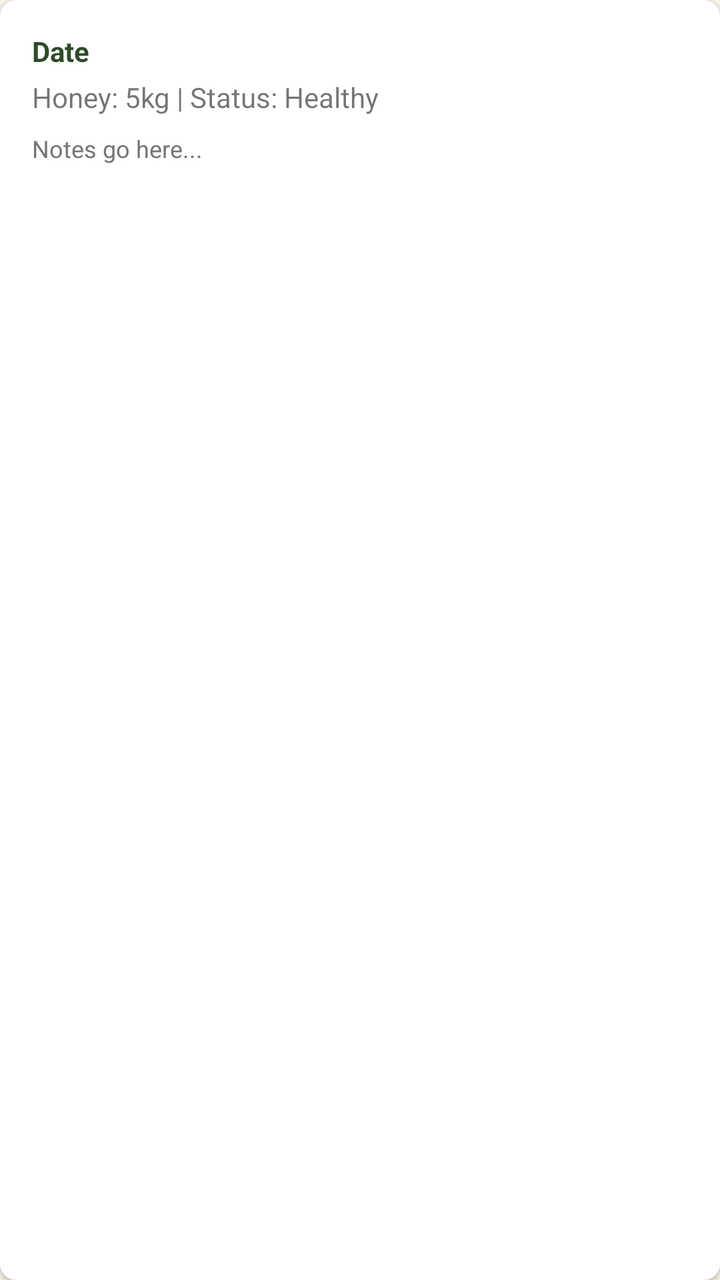
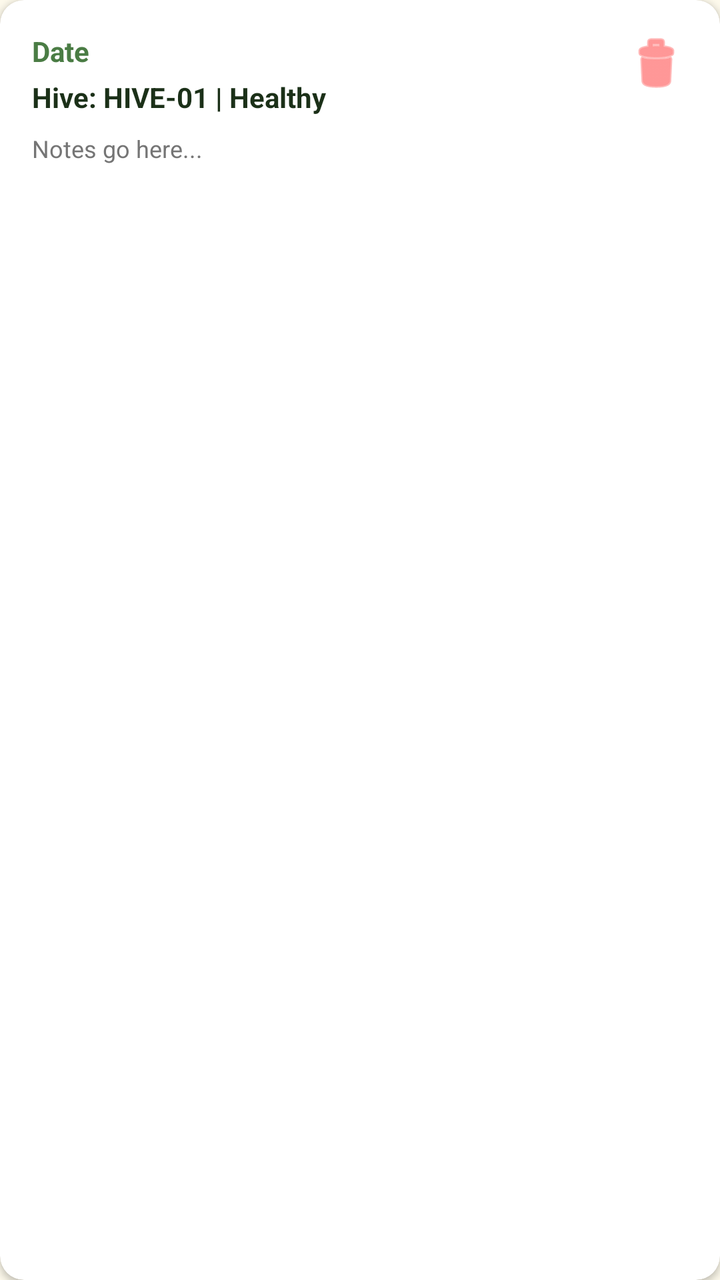

An Android layout rendered at two revisions. The XML below is the earlier revision; the diff shows what the commit changed to produce the second picture.
<!-- AndroidManifest.xml: application theme Theme.MadhuSiri -->
<!-- res/layout/item_health_report.xml -->
<?xml version="1.0" encoding="utf-8"?>
<androidx.cardview.widget.CardView xmlns:android="http://schemas.android.com/apk/res/android"
    xmlns:app="http://schemas.android.com/apk/res-auto"
    android:layout_width="match_parent"
    android:layout_height="wrap_content"
    android:layout_margin="8dp"
    app:cardCornerRadius="8dp"
    app:cardElevation="2dp">

    <LinearLayout
        android:layout_width="match_parent"
        android:layout_height="wrap_content"
        android:orientation="vertical"
        android:padding="16dp">

        <TextView
            android:id="@+id/tvDate"
            android:layout_width="wrap_content"
            android:layout_height="wrap_content"
            android:text="Date"
            android:textStyle="bold"
            android:textColor="@color/dark_green"/>

        <TextView
            android:id="@+id/tvStats"
            android:layout_width="match_parent"
            android:layout_height="wrap_content"
            android:text="Honey: 5kg | Status: Healthy"
            android:layout_marginTop="4dp"/>

        <TextView
            android:id="@+id/tvNotes"
            android:layout_width="match_parent"
            android:layout_height="wrap_content"
            android:text="Notes go here..."
            android:textSize="12sp"
            android:layout_marginTop="8dp"
            android:textColor="#757575"/>
    </LinearLayout>
</androidx.cardview.widget.CardView>
<!-- resources referenced by this layout -->
<resources>
  <color name="dark_green">#2E4B28</color>
  <style name="Theme.MadhuSiri" parent="Theme.MaterialComponents.Light.NoActionBar">
          
          <item name="colorPrimary">@color/primary_green</item>
          <item name="colorPrimaryVariant">@color/primary_dark</item>
          <item name="colorOnPrimary">@color/white</item>
          
          <item name="colorSecondary">@color/honey_yellow</item>
          <item name="colorSecondaryVariant">@color/honey_orange</item>
          <item name="colorOnSecondary">@color/black</item>
          
          <item name="android:statusBarColor">@color/primary_dark</item>
          
          <item name="android:windowBackground">@color/background_cream</item>
  
          <item name="cardViewStyle">@style/CustomCardView</item>
      </style>
  <color name="primary_green">#4A7C44</color>
  <color name="primary_dark">#2E4B28</color>
  <color name="white">#FFFFFFFF</color>
  <color name="honey_yellow">#FFC107</color>
  <color name="honey_orange">#FF9800</color>
  <color name="black">#FF000000</color>
  <color name="background_cream">#FDF9EB</color>
  <style name="CustomCardView" parent="Widget.MaterialComponents.CardView">
          <item name="cardCornerRadius">16dp</item>
          <item name="cardElevation">2dp</item>
          <item name="cardBackgroundColor">@color/card_bg</item>
      </style>
  <color name="card_bg">#FFFFFF</color>
</resources>

<!-- the commit's change to res/layout/item_health_report.xml (unified diff, before → after) -->
@@ -4,13 +4,12 @@
     android:layout_width="match_parent"
     android:layout_height="wrap_content"
     android:layout_margin="8dp"
-    app:cardCornerRadius="8dp"
+    app:cardCornerRadius="12dp"
     app:cardElevation="2dp">
 
-    <LinearLayout
+    <RelativeLayout
         android:layout_width="match_parent"
         android:layout_height="wrap_content"
-        android:orientation="vertical"
         android:padding="16dp">
 
         <TextView
@@ -19,22 +18,36 @@
             android:layout_height="wrap_content"
             android:text="Date"
             android:textStyle="bold"
-            android:textColor="@color/dark_green"/>
+            android:textColor="@color/primary_green"/>
+
+        <ImageButton
+            android:id="@+id/btnDelete"
+            android:layout_width="32dp"
+            android:layout_height="32dp"
+            android:layout_alignParentEnd="true"
+            android:background="?attr/selectableItemBackgroundBorderless"
+            android:src="@android:drawable/ic_menu_delete"
+            app:tint="#FF5252"
+            android:contentDescription="Delete"/>
 
         <TextView
             android:id="@+id/tvStats"
             android:layout_width="match_parent"
             android:layout_height="wrap_content"
-            android:text="Honey: 5kg | Status: Healthy"
-            android:layout_marginTop="4dp"/>
+            android:layout_below="@id/tvDate"
+            android:text="Hive: HIVE-01 | Healthy"
+            android:layout_marginTop="4dp"
+            android:textColor="@color/text_dark"
+            android:textStyle="bold"/>
 
         <TextView
             android:id="@+id/tvNotes"
             android:layout_width="match_parent"
             android:layout_height="wrap_content"
+            android:layout_below="@id/tvStats"
             android:text="Notes go here..."
             android:textSize="12sp"
             android:layout_marginTop="8dp"
-            android:textColor="#757575"/>
-    </LinearLayout>
+            android:textColor="@color/text_gray"/>
+    </RelativeLayout>
 </androidx.cardview.widget.CardView>
<!-- resource entries referenced after the edit -->
@@ -1,6 +1,5 @@
 <!-- resources referenced by this layout -->
 <resources>
-  <color name="dark_green">#2E4B28</color>
   <style name="Theme.MadhuSiri" parent="Theme.MaterialComponents.Light.NoActionBar">
           
           <item name="colorPrimary">@color/primary_green</item>
@@ -18,6 +17,8 @@
           <item name="cardViewStyle">@style/CustomCardView</item>
       </style>
   <color name="primary_green">#4A7C44</color>
+  <color name="text_dark">#1B3018</color>
+  <color name="text_gray">#757575</color>
   <color name="primary_dark">#2E4B28</color>
   <color name="white">#FFFFFFFF</color>
   <color name="honey_yellow">#FFC107</color>
